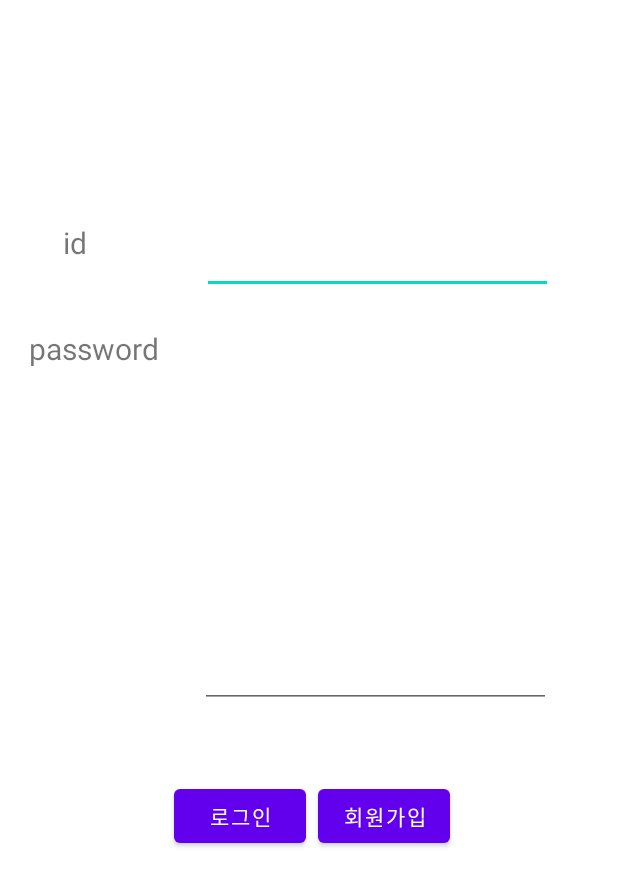
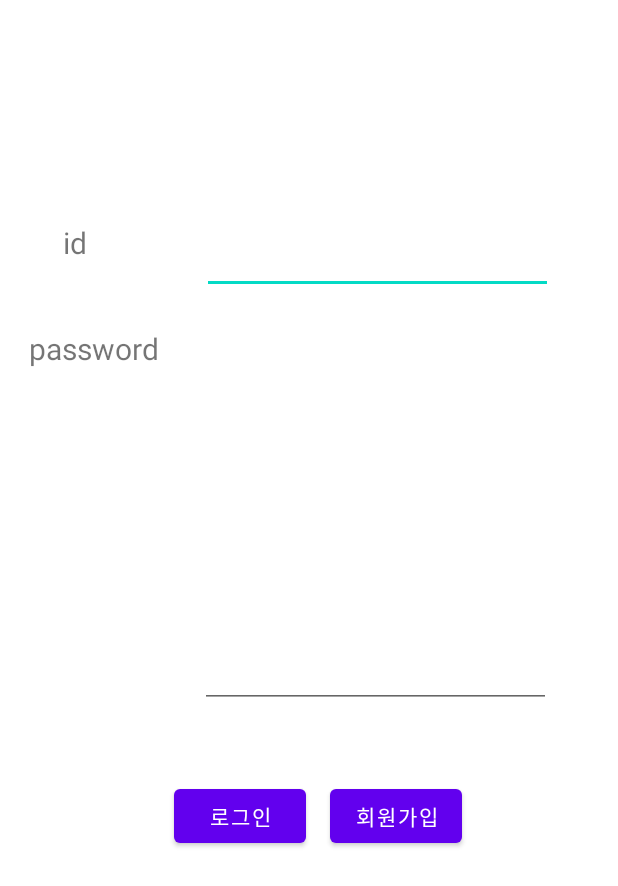
Before and after one commit to tina5004/GURU2_team20, an Android app: the layout activity_login.xml on its own in the app's theme, with its tools: preview values and no code run, on a phone screen of 412 x 824 dp. Shown: the top 886 px of the screen. Run offline under Robolectric (Android 15) with nearby library versions, the phone set to English and light mode, and no system bars.

Commit message:
LoginActivity.kt - 2

```diff
--- a/app/src/main/res/layout/activity_login.xml
+++ b/app/src/main/res/layout/activity_login.xml
@@ -71,7 +71,7 @@
         android:id="@+id/button5"
         android:layout_width="wrap_content"
         android:layout_height="wrap_content"
-        android:layout_marginEnd="112dp"
+        android:layout_marginEnd="104dp"
         android:layout_marginBottom="256dp"
         android:text="회원가입"
         app:layout_constraintBottom_toBottomOf="parent"
```
